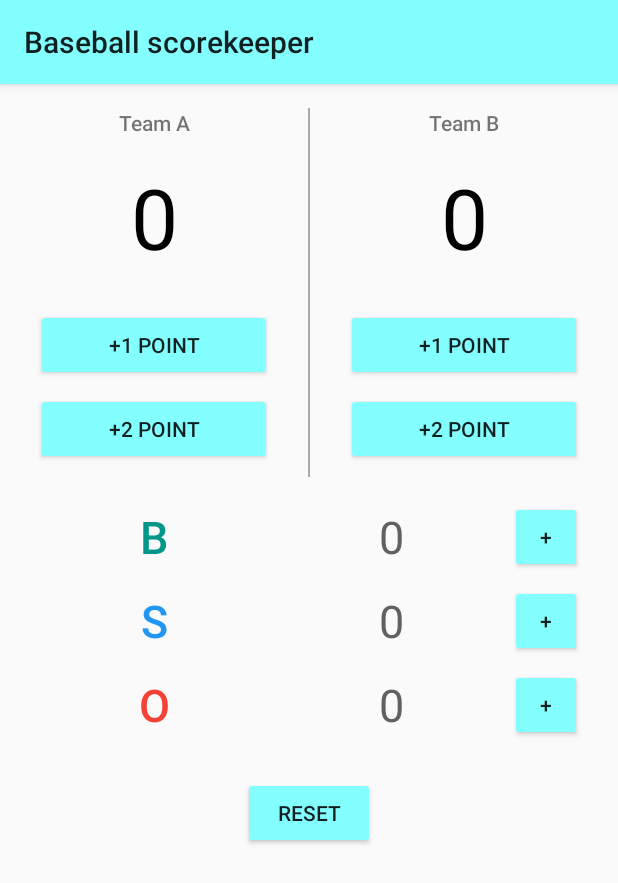
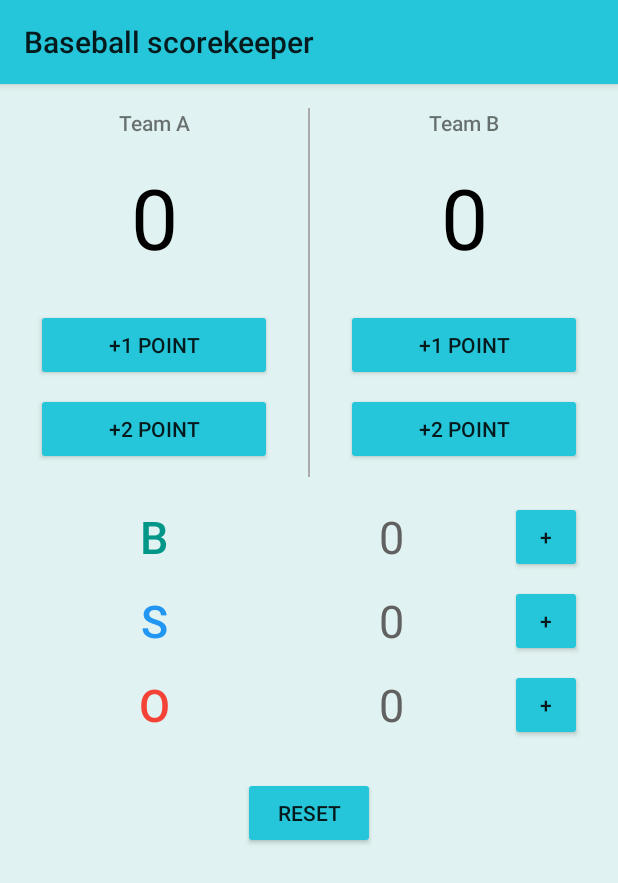
Before and after one commit to sooshin/android-scorekeeper-app, an Android app: the screen it shows after launch (MainActivity), on a phone screen of 412 x 824 dp. Shown: the top 883 px of the screen. Run offline under Robolectric (Android 15) with nearby library versions, the phone set to English and light mode, and no system bars.

Commit message:
Change theme color and set background color

```diff
--- a/app/src/main/res/layout/activity_main.xml
+++ b/app/src/main/res/layout/activity_main.xml
@@ -3,6 +3,7 @@
     xmlns:tools="http://schemas.android.com/tools"
     android:layout_width="match_parent"
     android:layout_height="match_parent"
+    android:background="@color/color_scroll_bg"
     tools:context="com.example.android.baseballscorekeeper.MainActivity">
 
     <LinearLayout
--- a/app/src/main/res/values/colors.xml
+++ b/app/src/main/res/values/colors.xml
@@ -3,7 +3,6 @@
     <color name="colorPrimary">#3F51B5</color>
     <color name="colorPrimaryDark">#303F9F</color>
     <color name="colorAccent">#FF4081</color>
-    <color name="colorButtonNormal">#84FFFF</color>
 
     <color name="color_ball_green">#009688</color>
 
@@ -13,4 +12,6 @@
 
     <color name="color_count">#616161</color>
 
+    <color name="color_scroll_bg">#e0f2f1</color>
+
 </resources>
--- a/app/src/main/res/values/styles.xml
+++ b/app/src/main/res/values/styles.xml
@@ -2,8 +2,8 @@
     <!-- Base application theme. -->
     <style name="AppTheme" parent="Theme.AppCompat.Light">
         <!-- Primary theme color of the app (sets background color of app bar) -->
-        <item name="colorPrimary">#84FFFF</item>
+        <item name="colorPrimary">#26c6da</item>
         <!-- Background color of buttons in the app -->
-        <item name="colorButtonNormal">#84FFFF</item>
+        <item name="colorButtonNormal">#26c6da</item>
     </style>
 </resources>
```
